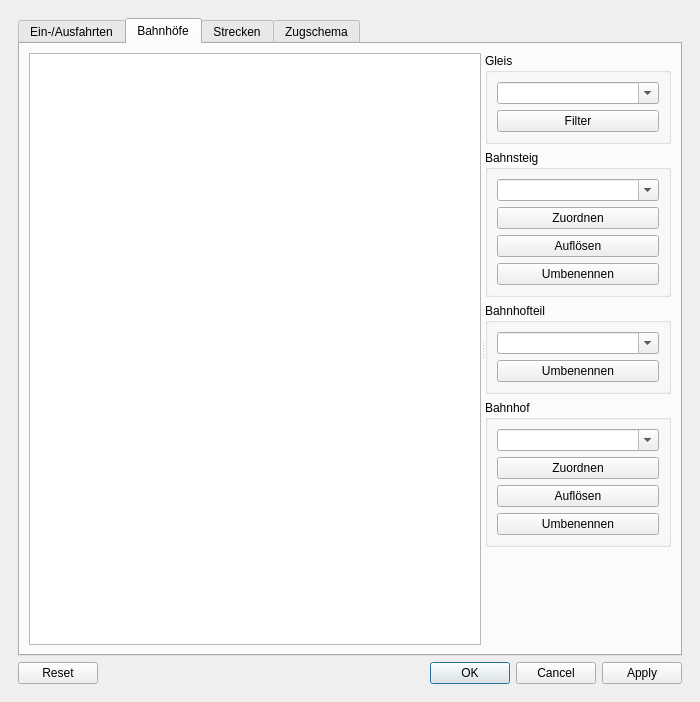
First picture: the form in stskit/qt/einstellungen.ui, repository topological-state/stskit, before the edit.
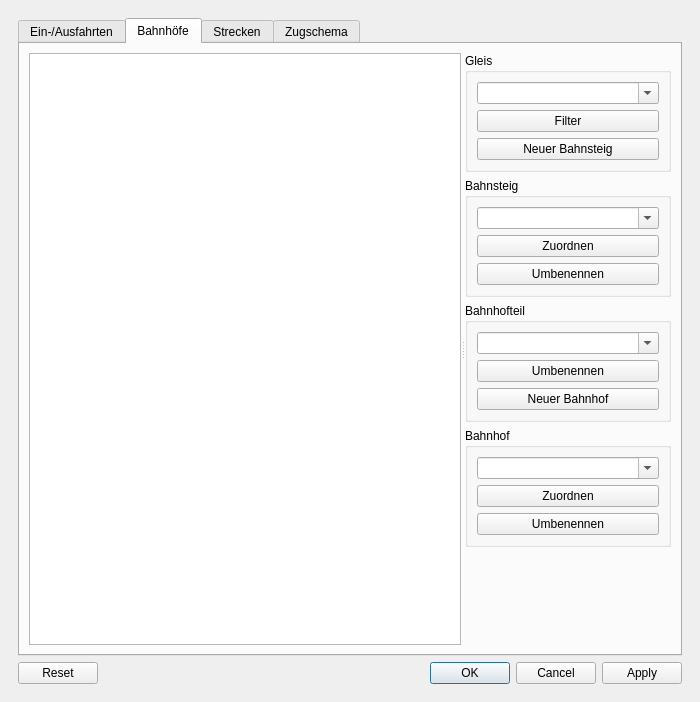
Second picture: the form after the edit.

Commit message: Arbeit am Bahnhofeditor: Neues Verfahren um Bs/Bf zu erstellen

Patch:
```diff
--- a/stskit/qt/einstellungen.ui
+++ b/stskit/qt/einstellungen.ui
@@ -120,9 +120,18 @@
               <enum>Qt::Horizontal</enum>
              </property>
              <widget class="QTableView" name="gl_table_view">
+              <property name="alternatingRowColors">
+               <bool>true</bool>
+              </property>
+              <property name="selectionMode">
+               <enum>QAbstractItemView::MultiSelection</enum>
+              </property>
               <property name="selectionBehavior">
                <enum>QAbstractItemView::SelectRows</enum>
               </property>
+              <property name="sortingEnabled">
+               <bool>true</bool>
+              </property>
              </widget>
              <widget class="QWidget" name="bf_control_widget" native="true">
               <layout class="QVBoxLayout" name="verticalLayout">
@@ -146,6 +155,13 @@
                     </property>
                    </widget>
                   </item>
+                  <item>
+                   <widget class="QPushButton" name="bs_ungroup_button">
+                    <property name="text">
+                     <string>Neuer Bahnsteig</string>
+                    </property>
+                   </widget>
+                  </item>
                  </layout>
                 </widget>
                </item>
@@ -169,13 +185,6 @@
                     </property>
                    </widget>
                   </item>
-                  <item>
-                   <widget class="QPushButton" name="bs_ungroup_button">
-                    <property name="text">
-                     <string>Auflösen</string>
-                    </property>
-                   </widget>
-                  </item>
                   <item>
                    <widget class="QPushButton" name="bs_rename_button">
                     <property name="text">
@@ -206,6 +215,13 @@
                     </property>
                    </widget>
                   </item>
+                  <item>
+                   <widget class="QPushButton" name="bf_ungroup_button">
+                    <property name="text">
+                     <string>Neuer Bahnhof</string>
+                    </property>
+                   </widget>
+                  </item>
                  </layout>
                 </widget>
                </item>
@@ -229,13 +245,6 @@
                     </property>
                    </widget>
                   </item>
-                  <item>
-                   <widget class="QPushButton" name="bf_ungroup_button">
-                    <property name="text">
-                     <string>Auflösen</string>
-                    </property>
-                   </widget>
-                  </item>
                   <item>
                    <widget class="QPushButton" name="bf_rename_button">
                     <property name="text">
```
The commit also changes 2 other files.
